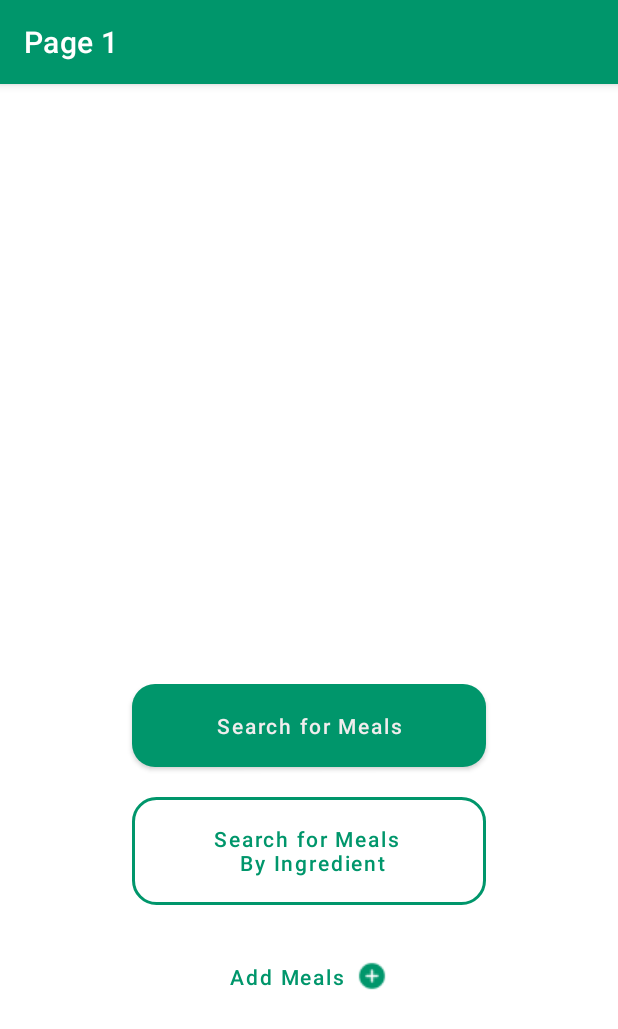
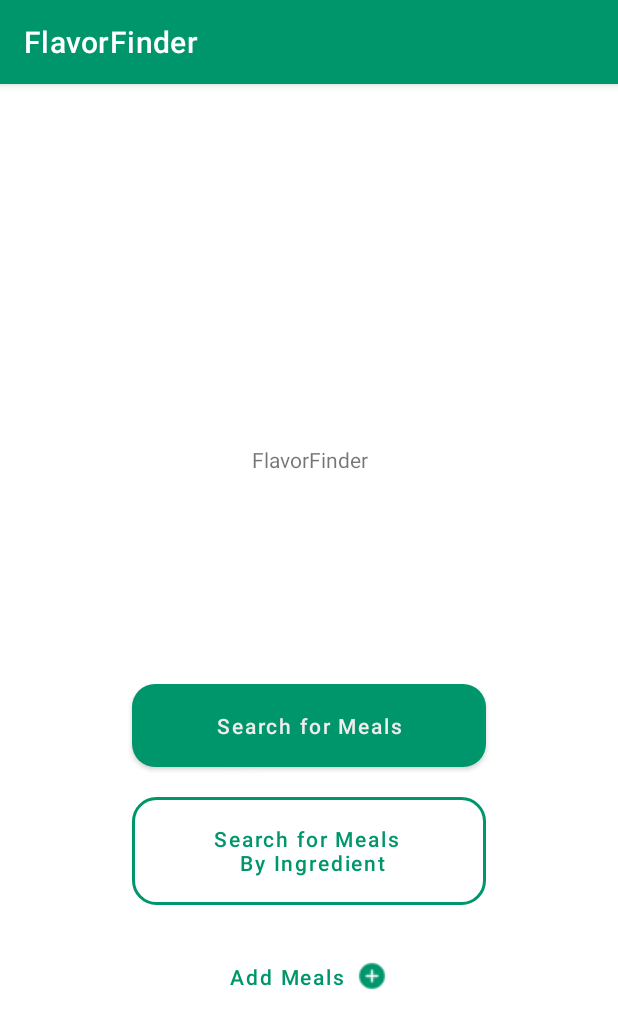
Before and after one commit to AakifAhmedd/MobileAppDev-CW2, an Android app: the screen it shows after launch (MainActivity), on a phone screen of 412 x 824 dp. Shown: the top 1029 px of the screen. Run offline under Robolectric (Android 15) with nearby library versions, the phone set to English and light mode, and no system bars.

Commit message:
New Font Try

```diff
--- /dev/null
+++ b/app/src/main/res/font/font.xml
@@ -0,0 +1,4 @@
+<?xml version="1.0" encoding="utf-8"?>
+<font-family xmlns:android="http://schemas.android.com/apk/res/android">
+
+</font-family>
--- a/app/src/main/res/layout/activity_main.xml
+++ b/app/src/main/res/layout/activity_main.xml
@@ -6,6 +6,15 @@
     android:layout_height="match_parent"
     tools:context=".MainActivity">
 
+
+    <TextView
+        android:id="@+id/textView"
+        android:layout_width="match_parent"
+        android:layout_height="wrap_content"
+        android:gravity="center"
+        android:text="@string/app_name"
+        android:fontFamily="@font/"
+        app:layout_constraintBottom_toTopOf="@+id/guideline"/>
 
     <LinearLayout
         android:layout_width="match_parent"
@@ -53,5 +62,12 @@
         android:orientation="horizontal"
         app:layout_constraintGuide_begin="400dp" />
 
+    <androidx.constraintlayout.widget.Guideline
+        android:id="@+id/guideline"
+        android:layout_width="wrap_content"
+        android:layout_height="wrap_content"
+        android:orientation="horizontal"
+        app:layout_constraintGuide_begin="260dp" />
+
 
 </androidx.constraintlayout.widget.ConstraintLayout>
--- a/app/src/main/res/values/strings.xml
+++ b/app/src/main/res/values/strings.xml
@@ -2,10 +2,9 @@
 <resources>
 	<!-- main_screen strings -->
 
-	<string name="app_name">Page 1</string>
+	<string name="app_name">FlavorFinder</string>
 	<string name="ek_img_content">ExportKit Image</string>
 	<string name="search_for_meals_string">Search for Meals</string>
 	<string name="by_ingredient_string">Search for Meals \n By Ingredient</string>
 	<string name="add_meals_string">Add Meals</string>
-	<string name="flavor_finder_string">FlavorFinder</string>
 </resources>
```
Also changed, not shown: app/src/main/res/font/Eczar-Medium.ttf (added).
